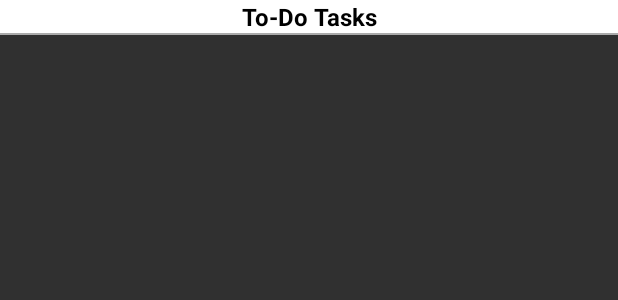
After one commit to hikikomoriphoenix/taskador, an Android app: the layout fragment_todotasks.xml on its own in the app's theme, with its tools: preview values and no code run, on a phone screen of 412 x 824 dp. The commit adds this screen. Shown: the top 300 px of the screen. Run offline under Robolectric (Android 15) with nearby library versions, the phone set to English and light mode, and no system bars.

Commit message:
Add windows for to-do tasks, finished tasks, and top words
Each window can switch to another by swiping within the viewpager
containing them.

```diff
--- /dev/null
+++ b/app/src/main/res/layout/fragment_todotasks.xml
@@ -0,0 +1,27 @@
+<?xml version="1.0" encoding="utf-8"?>
+<android.support.constraint.ConstraintLayout xmlns:android="http://schemas.android.com/apk/res/android"
+    xmlns:app="http://schemas.android.com/apk/res-auto"
+    android:layout_width="match_parent"
+    android:layout_height="match_parent">
+
+    <TextView
+        android:id="@+id/fragment_todotasks_header"
+        android:layout_width="0dp"
+        android:layout_height="wrap_content"
+        android:background="@color/activity_maininapp_header_background"
+        android:gravity="center_horizontal"
+        android:text="@string/fragment_todotasks_header"
+        android:textAppearance="@style/MainInAppHeaderTextAppearance"
+        app:layout_constraintEnd_toEndOf="parent"
+        app:layout_constraintStart_toStartOf="parent"
+        app:layout_constraintTop_toTopOf="parent" />
+
+    <View
+        android:id="@+id/fragment_todotasks_topdivider"
+        android:layout_width="0dp"
+        android:layout_height="@dimen/activity_maininapp_topdivider_height"
+        android:background="@color/activity_maininapp_divider"
+        app:layout_constraintEnd_toEndOf="parent"
+        app:layout_constraintStart_toStartOf="parent"
+        app:layout_constraintTop_toBottomOf="@+id/fragment_todotasks_header" />
+</android.support.constraint.ConstraintLayout>
--- a/app/src/main/res/values/colors_ui.xml
+++ b/app/src/main/res/values/colors_ui.xml
@@ -19,4 +19,7 @@
     <color name="activity_login_signup_link">@color/purple</color>
 
     <color name="activity_maininapp_toolbar_background">@color/greenish_blue</color>
+    <color name="activity_maininapp_header_background">@android:color/white</color>
+    <color name="activity_maininapp_header_textcolor">@android:color/black</color>
+    <color name="activity_maininapp_divider">@android:color/darker_gray</color>
 </resources>
--- a/app/src/main/res/values/dimensions.xml
+++ b/app/src/main/res/values/dimensions.xml
@@ -24,4 +24,6 @@
     <dimen name="activity_maininapp_logo_width">160dp</dimen>
     <dimen name="activity_maininapp_helpicon_padding">2dp</dimen>
     <dimen name="activity_maininapp_helptool_rightmargin">16dp</dimen>
+    <dimen name="activity_maininapp_header_textsize">16sp</dimen>
+    <dimen name="activity_maininapp_topdivider_height">1dp</dimen>
 </resources>
--- a/app/src/main/res/values/strings.xml
+++ b/app/src/main/res/values/strings.xml
@@ -25,4 +25,7 @@
     <string name="activity_login_signup_link"><u>Create New Account?</u></string>
 
     <string name="activity_maininapp_helptool"><u>Help</u></string>
+    <string name="fragment_todotasks_header">To-Do Tasks</string>
+    <string name="fragment_finishedtasks_header">Finished Tasks</string>
+    <string name="fragment_topwords_header">Top Words</string>
 </resources>
--- a/app/src/main/res/values/styles.xml
+++ b/app/src/main/res/values/styles.xml
@@ -68,4 +68,10 @@
     <style name="MainInAppTheme" parent="AppTheme">
 
     </style>
+
+    <style name="MainInAppHeaderTextAppearance" parent="@android:style/TextAppearance">
+        <item name="android:textColor">@color/activity_maininapp_header_textcolor</item>
+        <item name="android:textSize">@dimen/activity_maininapp_header_textsize</item>
+        <item name="android:textStyle">bold</item>
+    </style>
 </resources>
```
Also changed, not shown: app/src/main/java/marabillas/loremar/taskador/ui/activity/MainInAppActivity.java (+8 -1 lines), app/src/main/java/marabillas/loremar/taskador/ui/adapter/MainInappViewPagerAdapter.java (added, +43 -0 lines), app/src/main/java/marabillas/loremar/taskador/ui/fragment/FinishedTasksFragment.java (added, +20 -0 lines), app/src/main/java/marabillas/loremar/taskador/ui/fragment/ToDoTasksFragment.java (added, +20 -0 lines), app/src/main/java/marabillas/loremar/taskador/ui/fragment/TopWordsFragment.java (added, +20 -0 lines), app/src/main/res/drawable/maininapp_divider.xml (added, +7 -0 lines), app/src/main/res/layout/activity_maininapp.xml (renamed from app/src/main/res/layout/activity_main_inapp.xml, +9 -0 lines), app/src/main/res/layout/fragment_finishedtasks.xml (added, +27 -0 lines), app/src/main/res/layout/fragment_topwords.xml (added, +27 -0 lines), app/src/main/res/drawable-v24/ic_logo.xml (renamed from app/src/main/res/drawable-v21/ic_logo.xml).
